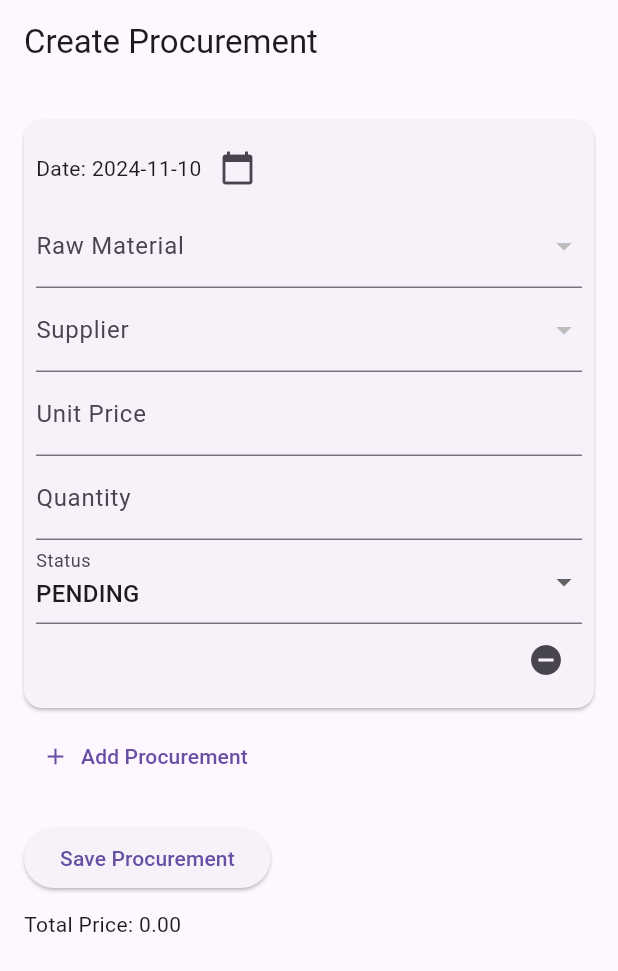
After one commit to Shamima-Nasrin10/Nexus_Supply_Chain, a Flutter app: the screen it shows after launch, on a phone screen of 412 x 824 dp. The commit adds this screen. Shown: the top 971 px of the screen. Run offline on Flutter 3.47's test engine with Material 3 defaults, Android fonts, the phone set to English and light mode, and no system bars; our stand-ins replace flutter_datetime_picker_plus, flutter_secure_storage, image_picker; missing offline and left inert: image_picker_web, jwt_decode; network calls fail.

Commit message:
Shabab bhai

```diff
--- a/supply_chain_flutter/lib/main.dart
+++ b/supply_chain_flutter/lib/main.dart
@@ -1,5 +1,6 @@
 import 'package:flutter/material.dart';
 import 'package:supply_chain_flutter/pages/homepage.dart';
+import 'package:supply_chain_flutter/pages/raw_material/procurement_create_page.dart';
 import 'package:supply_chain_flutter/pages/raw_material/raw_mat_category_create.dart';
 import 'package:supply_chain_flutter/pages/raw_material/raw_mat_category_list.dart';
 import 'package:supply_chain_flutter/pages/raw_material/raw_mat_list_page.dart';
@@ -18,7 +19,7 @@ class MyApp extends StatelessWidget {
   Widget build(BuildContext context) {
     return MaterialApp(
         debugShowCheckedModeBanner: false,
-        home: SupplierListPage()
+        home: ProcurementCreatePage()
     );
   }
 
--- /dev/null
+++ b/supply_chain_flutter/lib/pages/raw_material/procurement_create_page.dart
@@ -0,0 +1,219 @@
+import 'package:flutter/material.dart';
+import 'package:intl/intl.dart';
+import 'package:supply_chain_flutter/model/raw_material/procurement_model.dart';
+import 'package:supply_chain_flutter/model/raw_material/raw_material_model.dart';
+import 'package:supply_chain_flutter/model/raw_material/supplier_model.dart';
+import 'package:supply_chain_flutter/util/apiresponse.dart';
+import '../../service/raw_material/procurement_service.dart';
+import '../../service/raw_material/raw_material_service.dart';
+import '../../service/raw_material/supplier_service.dart';
+
+class ProcurementCreatePage extends StatefulWidget {
+  @override
+  _ProcurementCreatePageState createState() => _ProcurementCreatePageState();
+}
+
+class _ProcurementCreatePageState extends State<ProcurementCreatePage> {
+  final ProcurementService _procurementService = ProcurementService();
+  final RawMaterialService _rawMaterialService = RawMaterialService();
+  final SupplierService _supplierService = SupplierService();
+
+  List<Procurement> _procurements = [Procurement(procurementDate: DateTime.now(), status: Status.PENDING)];
+  List<RawMaterial> _availableRawMaterials = [];
+  List<Supplier> _suppliers = [];
+
+  @override
+  void initState() {
+    super.initState();
+    _fetchData();
+  }
+
+  Future<void> _fetchData() async {
+    ApiResponse supplierResponse = await _supplierService.getAllSuppliers();
+    ApiResponse materialResponse = await _rawMaterialService.getRawMaterials();
+
+    if (supplierResponse.success && materialResponse.success) {
+      setState(() {
+        _suppliers = (supplierResponse.data?['rawMaterialSuppliers'] as List)
+            .map((json) => Supplier.fromJson(json))
+            .toList();
+        _availableRawMaterials = (materialResponse.data?['rawMaterials'] as List)
+            .map((json) => RawMaterial.fromJson(json))
+            .toList();
+      });
+    }
+  }
+
+  void _addProcurement() {
+    setState(() {
+      _procurements.add(Procurement(procurementDate: DateTime.now(), status: Status.PENDING));
+    });
+  }
+
+  void _removeProcurement(int index) {
+    if (_procurements.length > 1) {
+      setState(() {
+        _procurements.removeAt(index);
+      });
+    }
+  }
+
+  double _calculateTotalPrice() {
+    return _procurements.fold(0, (sum, item) => sum + (item.unitPrice ?? 0) * (item.quantity ?? 1));
+  }
+
+  Future<void> _submitProcurement() async {
+    for (var procurement in _procurements) {
+      if (procurement.rawMaterial == null) {
+        ScaffoldMessenger.of(context).showSnackBar(SnackBar(content: Text("Please select Raw Material")));
+        return;
+      }
+      if (procurement.quantity == null) {
+        ScaffoldMessenger.of(context).showSnackBar(SnackBar(content: Text("Please enter quantity of Raw Material")));
+        return;
+      }
+      if (procurement.unitPrice == null) {
+        ScaffoldMessenger.of(context).showSnackBar(SnackBar(content: Text("Please enter unit price of Raw Material")));
+        return;
+      }
+      if (procurement.status == null || !Status.values.contains(procurement.status)) {
+        ScaffoldMessenger.of(context).showSnackBar(
+            SnackBar(content: Text("Please select a valid status"))
+        );
+        return;
+      }
+
+    }
+
+    ApiResponse response = await _procurementService.saveProcurements(_procurements);
+
+    if (response.success) {
+      ScaffoldMessenger.of(context).showSnackBar(SnackBar(content: Text("Procurement saved successfully")));
+      Navigator.of(context).pop(); //oh ei line na lagle shorai diyen, ba maybe ei page pore close hole ager list page e zabe, emon hoile taile ei line thikase. good night
+    } else {
+      ScaffoldMessenger.of(context).showSnackBar(SnackBar(content: Text("Failed to save procurement")));
+    }
+  }
+
+  @override
+  Widget build(BuildContext context) {
+    return Scaffold(
+      appBar: AppBar(title: Text("Create Procurement")),
+      body: Padding(
+        padding: const EdgeInsets.all(16.0),
+        child: SingleChildScrollView(
+          child: Column(
+            crossAxisAlignment: CrossAxisAlignment.start,
+            children: [
+              ..._procurements.asMap().entries.map((entry) {
+                int index = entry.key;
+                Procurement item = entry.value;
+                return Card(
+                  margin: EdgeInsets.symmetric(vertical: 8),
+                  child: Padding(
+                    padding: const EdgeInsets.all(8.0),
+                    child: Column(
+                      children: [
+                        Row(
+                          children: [
+                            Text("Date: ${DateFormat('yyyy-MM-dd').format(item.procurementDate ?? DateTime.now())}"),
+                            IconButton(
+                              icon: Icon(Icons.calendar_today),
+                              onPressed: () async {
+                                DateTime? pickedDate = await showDatePicker(
+                                  context: context,
+                                  initialDate: item.procurementDate ?? DateTime.now(),
+                                  firstDate: DateTime(2000),
+                                  lastDate: DateTime(2100),
+                                );
+                                if (pickedDate != null) {
+                                  setState(() {
+                                    item.procurementDate = pickedDate;
+                                  });
+                                }
+                              },
+                            ),
+                          ],
+                        ),
+                        DropdownButtonFormField<RawMaterial>(
+                          value: item.rawMaterial,
+                          onChanged: (value) => setState(() => item.rawMaterial = value),
+                          items: _availableRawMaterials.map((material) {
+                            return DropdownMenuItem<RawMaterial>(
+                              value: material,
+                              child: Text(material.name ?? 'Unknown Material'),
+                            );
+                          }).toList(),
+                          decoration: InputDecoration(labelText: "Raw Material"),
+                        ),
+                        DropdownButtonFormField<Supplier>(
+                          value: item.supplier,
+                          onChanged: (value) => setState(() => item.supplier = value),
+                          items: _suppliers.map((supplier) {
+                            return DropdownMenuItem<Supplier>(
+                              value: supplier,
+                              child: Text(supplier.companyName ?? 'Unknown Supplier'),
+                            );
+                          }).toList(),
+                          decoration: InputDecoration(labelText: "Supplier"),
+                        ),
+                        TextFormField(
+                          initialValue: item.unitPrice?.toString(),
+                          decoration: InputDecoration(labelText: "Unit Price"),
+                          keyboardType: TextInputType.number,
+                          onChanged: (value) => setState(() {
+                            item.unitPrice = double.tryParse(value) ?? 0.0;
+                          }),
+                        ),
+                        TextFormField(
+                          initialValue: item.quantity?.toString(),
+                          decoration: InputDecoration(labelText: "Quantity"),
+                          keyboardType: TextInputType.number,
+                          onChanged: (value) => setState(() {
+                            item.quantity = int.tryParse(value) ?? 1;
+                          }),
+                        ),
+                        DropdownButtonFormField<Status>(
+                          value: item.status,
+                          onChanged: (value) => setState(() => item.status = value),
+                          items: Status.values.map((status) {
+                            return DropdownMenuItem<Status>(
+                              value: status,
+                              child: Text(status.toString().split('.').last),
+                            );
+                          }).toList(),
+                          decoration: InputDecoration(labelText: "Status"),
+                        ),
+                        Row(
+                          mainAxisAlignment: MainAxisAlignment.end,
+                          children: [
+                            IconButton(
+                              icon: Icon(Icons.remove_circle),
+                              onPressed: () => _removeProcurement(index),
+                            ),
+                          ],
+                        ),
+                      ],
+                    ),
+                  ),
+                );
+              }).toList(),
+              TextButton.icon(
+                icon: Icon(Icons.add),
+                label: Text("Add Procurement"),
+                onPressed: _addProcurement,
+              ),
+              SizedBox(height: 20),
+              ElevatedButton(
+                onPressed: _submitProcurement,
+                child: Text("Save Procurement"),
+              ),
+              SizedBox(height: 10),
+              Text("Total Price: ${_calculateTotalPrice().toStringAsFixed(2)}"),
+            ],
+          ),
+        ),
+      ),
+    );
+  }
+}
```
Also changed, not shown: supply_chain_flutter/lib/model/raw_material/procurement_model.dart (+12 -13 lines), supply_chain_flutter/lib/service/raw_material/procurement_service.dart (+6 -10 lines).
